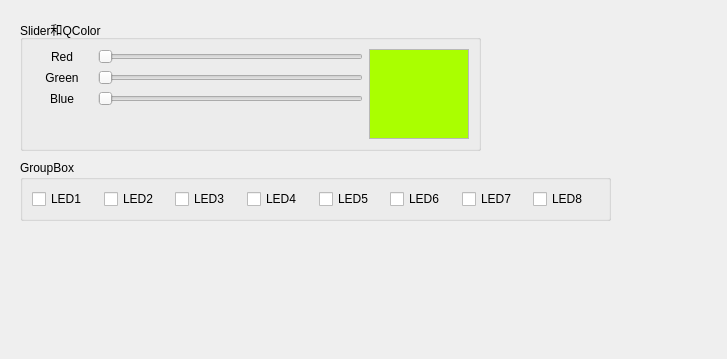
Before: the Qt Designer form mainwindow.ui in dishengcmos/qt_Y27_bySerial, drawn with Qt 5; both pictures show x 0 to 727 and y 0 to 359 of the 911 by 618 pixel window.
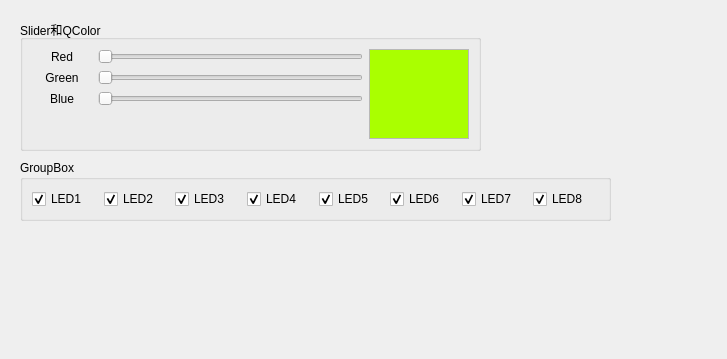
After: the same form once the commit is applied.

Diff of the .ui file:
```diff
--- a/mainwindow.ui
+++ b/mainwindow.ui
@@ -276,6 +276,9 @@
        <property name="text">
         <string>LED1</string>
        </property>
+       <property name="checked">
+        <bool>true</bool>
+       </property>
       </widget>
      </item>
      <item>
@@ -283,6 +286,9 @@
        <property name="text">
         <string>LED2</string>
        </property>
+       <property name="checked">
+        <bool>true</bool>
+       </property>
       </widget>
      </item>
      <item>
@@ -290,6 +296,9 @@
        <property name="text">
         <string>LED3</string>
        </property>
+       <property name="checked">
+        <bool>true</bool>
+       </property>
       </widget>
      </item>
      <item>
@@ -297,6 +306,9 @@
        <property name="text">
         <string>LED4</string>
        </property>
+       <property name="checked">
+        <bool>true</bool>
+       </property>
       </widget>
      </item>
      <item>
@@ -304,6 +316,9 @@
        <property name="text">
         <string>LED5</string>
        </property>
+       <property name="checked">
+        <bool>true</bool>
+       </property>
       </widget>
      </item>
      <item>
@@ -311,6 +326,9 @@
        <property name="text">
         <string>LED6</string>
        </property>
+       <property name="checked">
+        <bool>true</bool>
+       </property>
       </widget>
      </item>
      <item>
@@ -318,6 +336,9 @@
        <property name="text">
         <string>LED7</string>
        </property>
+       <property name="checked">
+        <bool>true</bool>
+       </property>
       </widget>
      </item>
      <item>
@@ -325,6 +346,9 @@
        <property name="text">
         <string>LED8</string>
        </property>
+       <property name="checked">
+        <bool>true</bool>
+       </property>
       </widget>
      </item>
     </layout>
```
Left out of the diff: 2 changed lines with no effect on the pictures.
